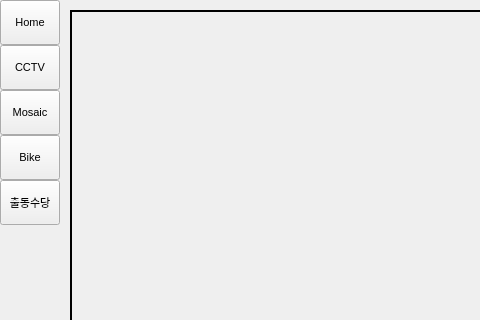
Old version of the form rsc/ui/untitled.ui in the repository polnet13/kimAI; both pictures show x 0 to 480 and y 0 to 320 of the 1179 by 612 pixel window.
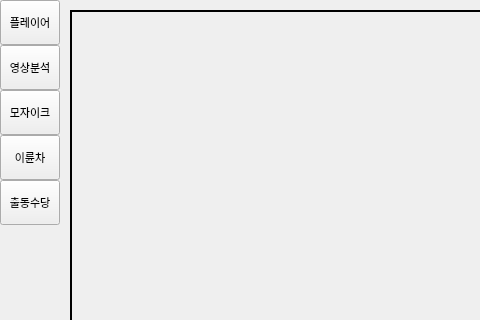
New version of the form.

```diff
--- a/rsc/ui/untitled.ui
+++ b/rsc/ui/untitled.ui
@@ -209,7 +209,7 @@
               <string notr="true"/>
              </property>
              <property name="text">
-              <string>Home</string>
+              <string>플레이어</string>
              </property>
             </widget>
            </item>
@@ -246,7 +246,7 @@
               <string notr="true"/>
              </property>
              <property name="text">
-              <string>CCTV</string>
+              <string>영상분석</string>
              </property>
             </widget>
            </item>
@@ -283,7 +283,7 @@
               <string notr="true"/>
              </property>
              <property name="text">
-              <string>Mosaic</string>
+              <string>모자이크</string>
              </property>
             </widget>
            </item>
@@ -320,7 +320,7 @@
               <string notr="true"/>
              </property>
              <property name="text">
-              <string>Bike</string>
+              <string>이륜차</string>
              </property>
             </widget>
            </item>
```
